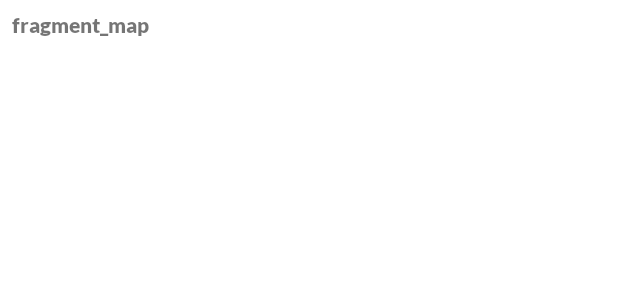
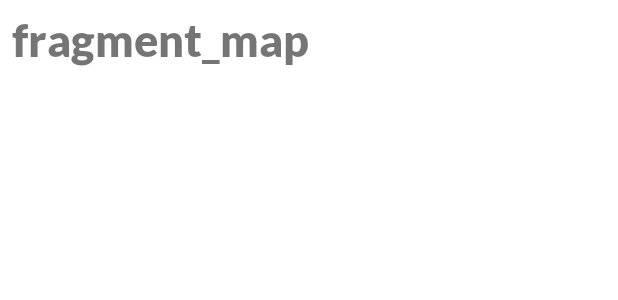
Before and after one commit to Shunian2892/NextLocation, an Android app: the layout fragment_map.xml on its own in the app's theme, with its tools: preview values and no code run, on a phone screen of 412 x 824 dp. Shown: the top 300 px of the screen. Run offline under Robolectric (Android 15) with nearby library versions, the phone set to English and light mode, and no system bars.

Commit message:
[Add]: navigation between fragments

```diff
--- a/app/src/main/java/com/example/nextlocation/BoundaryLayer/UI/POIListFragment.java
+++ b/app/src/main/java/com/example/nextlocation/BoundaryLayer/UI/POIListFragment.java
@@ -1,5 +1,6 @@
 package com.example.nextlocation.BoundaryLayer.UI;
 
+import android.graphics.Color;
 import android.os.Bundle;
 import android.view.LayoutInflater;
 import android.view.View;
--- a/app/src/main/res/layout/fragment_map.xml
+++ b/app/src/main/res/layout/fragment_map.xml
@@ -4,7 +4,9 @@
     xmlns:app="http://schemas.android.com/apk/res-auto"
     xmlns:tools="http://schemas.android.com/tools"
     android:layout_width="match_parent"
-    android:layout_height="match_parent">
+    android:layout_height="match_parent"
+    android:focusable="true"
+    android:background="@color/white">
 
     <TextView
         android:id="@+id/textView"
@@ -15,6 +17,8 @@
         android:layout_marginTop="8dp"
         android:fontFamily="@font/lato_black"
         android:text="fragment_map"
+        android:textSize="30sp"
         app:layout_constraintStart_toStartOf="parent"
         app:layout_constraintTop_toTopOf="parent" />
+
 </androidx.constraintlayout.widget.ConstraintLayout>
--- a/app/src/main/res/layout/fragment_poi_list.xml
+++ b/app/src/main/res/layout/fragment_poi_list.xml
@@ -4,7 +4,9 @@
     xmlns:app="http://schemas.android.com/apk/res-auto"
     xmlns:tools="http://schemas.android.com/tools"
     android:layout_width="match_parent"
-    android:layout_height="match_parent">
+    android:layout_height="match_parent"
+    android:background="@color/white"
+    android:clickable="true">
 
     <TextView
         android:id="@+id/textView"
@@ -15,6 +17,7 @@
         android:layout_marginTop="8dp"
         android:fontFamily="@font/lato_black"
         android:text="fragment_poi_list"
+        android:textSize="30sp"
         app:layout_constraintStart_toStartOf="parent"
         app:layout_constraintTop_toTopOf="parent" />
 </androidx.constraintlayout.widget.ConstraintLayout>
--- a/app/src/main/res/layout/fragment_settings.xml
+++ b/app/src/main/res/layout/fragment_settings.xml
@@ -4,7 +4,9 @@
     xmlns:app="http://schemas.android.com/apk/res-auto"
     xmlns:tools="http://schemas.android.com/tools"
     android:layout_width="match_parent"
-    android:layout_height="match_parent">
+    android:layout_height="match_parent"
+    android:background="@color/white"
+    android:clickable="true">
 
     <TextView
         android:id="@+id/textView"
@@ -15,6 +17,7 @@
         android:layout_marginTop="8dp"
         android:fontFamily="@font/lato_black"
         android:text="fragment_settings"
+        android:textSize="30sp"
         app:layout_constraintStart_toStartOf="parent"
         app:layout_constraintTop_toTopOf="parent" />
 </androidx.constraintlayout.widget.ConstraintLayout>
--- a/app/src/main/res/values/themes.xml
+++ b/app/src/main/res/values/themes.xml
@@ -2,7 +2,7 @@
     <!-- Base application theme. -->
     <style name="Theme.NextLocation" parent="Theme.MaterialComponents.DayNight.NoActionBar">
         <!-- Primary brand color. -->
-        <item name="colorPrimary">@color/purple_500</item>
+        <item name="colorPrimary">@color/OrangeWeb</item>
         <item name="colorPrimaryVariant">@color/YaleBlue</item>
         <item name="colorOnPrimary">@color/white</item>
         <!-- Secondary brand color. -->
```
Also changed, not shown: app/src/main/java/com/example/nextlocation/BoundaryLayer/Launcher/MainActivity.java (+34 -20 lines), app/src/main/res/layout/activity_main.xml (+8 -1 lines).
